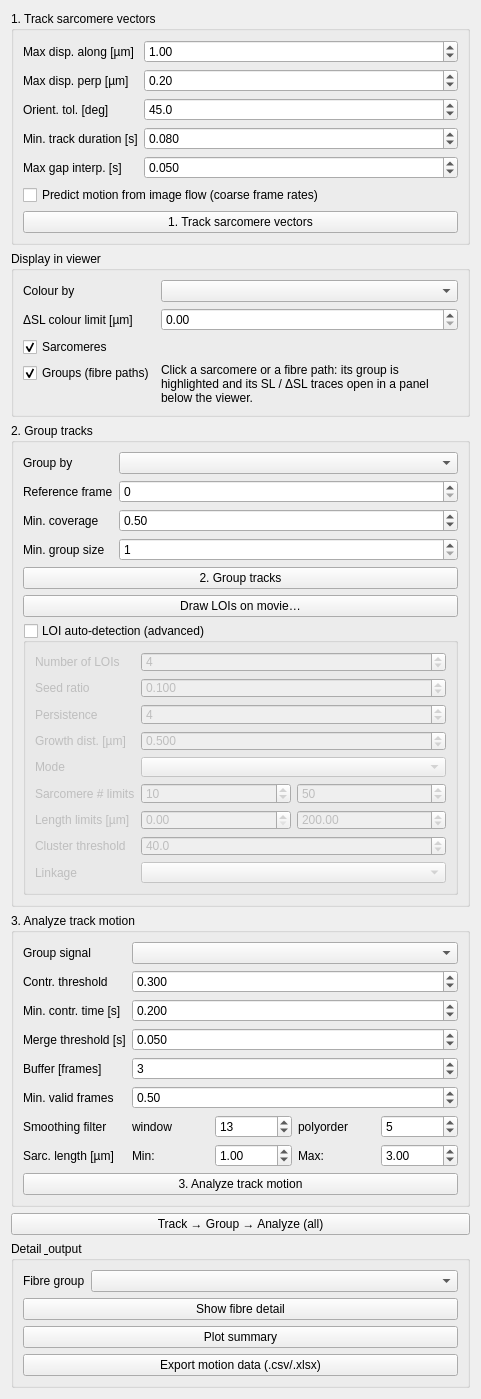
Above: sarcasm_app/ui-files/parameters_motion_analysis.ui from danihae/SarcAsM before the change. Below: the same form after it.
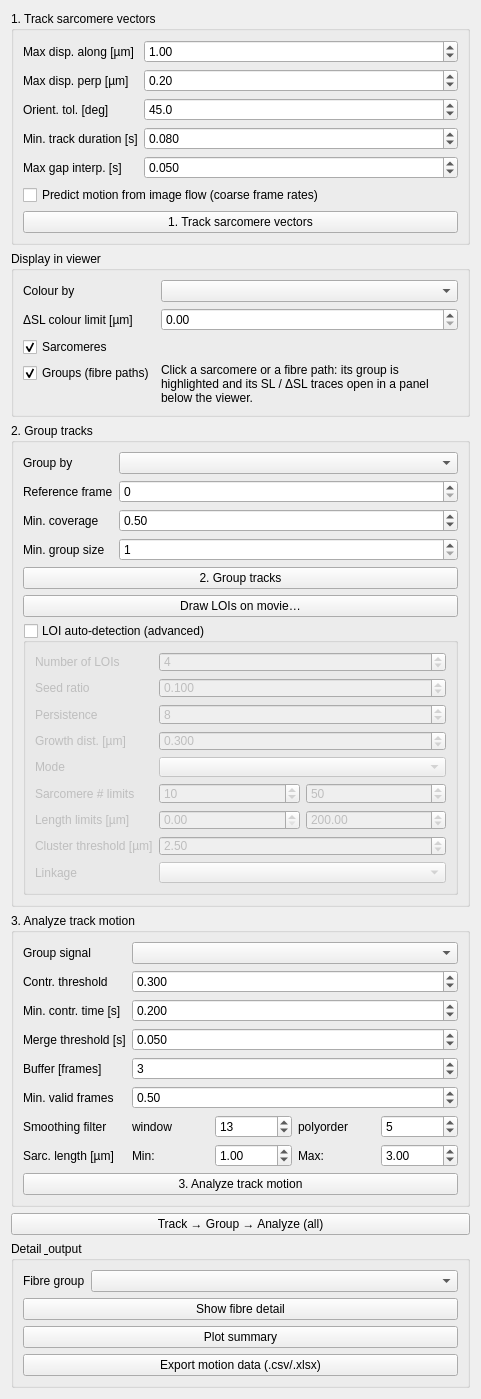
That is the form after the change.

Commit message: fix(loi): cluster LOIs by Hausdorff distance in µm, pick the largest clusters, straighter growth

```diff
--- a/sarcasm_app/ui-files/parameters_motion_analysis.ui
+++ b/sarcasm_app/ui-files/parameters_motion_analysis.ui
@@ -451,7 +451,7 @@
          <item row="2" column="1">
           <widget class="QSpinBox" name="sb_loi_persistence">
            <property name="maximum"><number>1000</number></property>
-           <property name="value"><number>4</number></property>
+           <property name="value"><number>8</number></property>
           </widget>
          </item>
          <item row="3" column="0">
@@ -465,7 +465,7 @@
           <widget class="QDoubleSpinBox" name="dsb_loi_threshold_distance">
            <property name="decimals"><number>3</number></property>
            <property name="maximum"><double>1000.000000000000000</double></property>
-           <property name="value"><double>0.500000000000000</double></property>
+           <property name="value"><double>0.300000000000000</double></property>
           </widget>
          </item>
          <item row="4" column="0">
@@ -515,15 +515,15 @@
          <item row="7" column="0">
           <widget class="QLabel" name="label_loi_cluster">
            <property name="text">
-            <string>Cluster threshold</string>
+            <string>Cluster threshold [µm]</string>
            </property>
           </widget>
          </item>
          <item row="7" column="1">
           <widget class="QDoubleSpinBox" name="dsb_loi_cluster_threshold">
-           <property name="decimals"><number>1</number></property>
+           <property name="decimals"><number>2</number></property>
            <property name="maximum"><double>100000.000000000000000</double></property>
-           <property name="value"><double>40.000000000000000</double></property>
+           <property name="value"><double>2.500000000000000</double></property>
           </widget>
          </item>
          <item row="8" column="0">
```
The commit also changes 5 other files.
